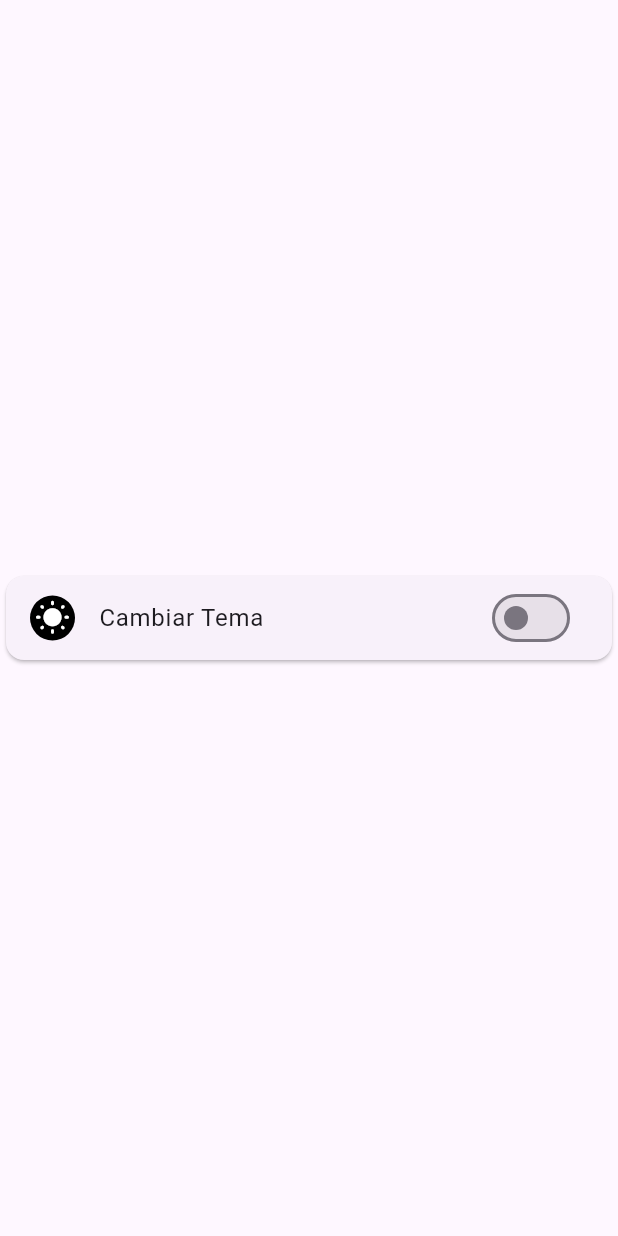
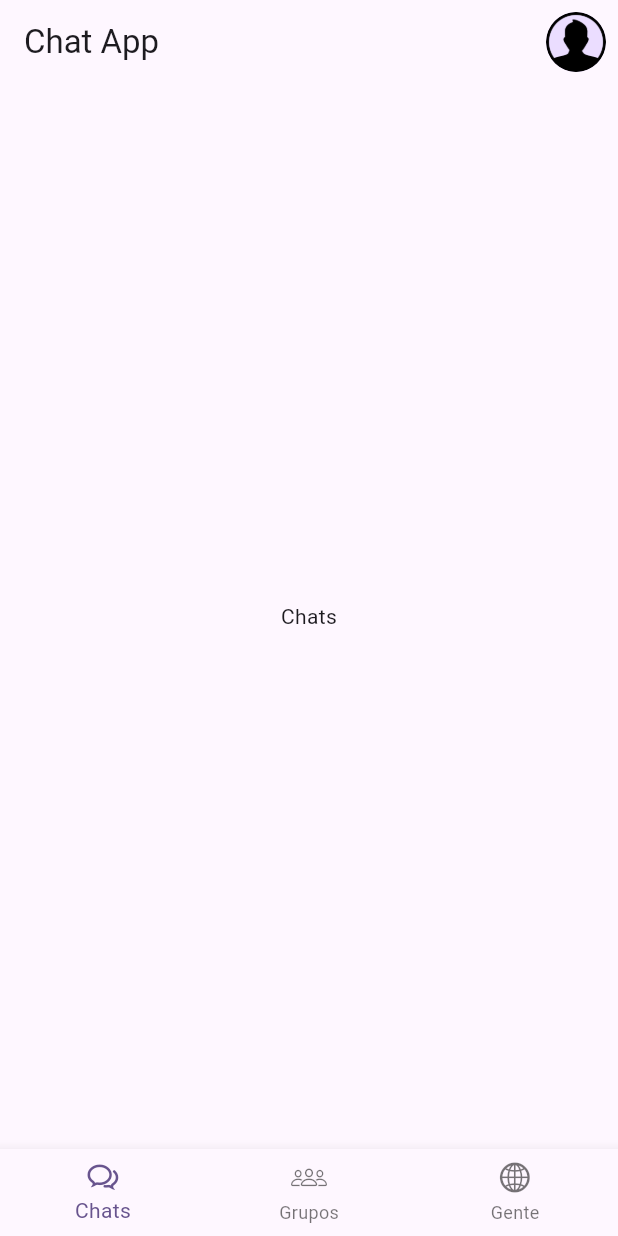
Before and after one commit to jlgalvez77/ChatApp-flutter, a Flutter app: the screen it shows after launch, on a phone screen of 412 x 824 dp. Run offline on Flutter 3.47's test engine with Material 3 defaults, Android fonts, the phone set to English and light mode, and no system bars; our stand-ins replace adaptive_theme.

Commit message:
Barra de navegacion

```diff
--- /dev/null
+++ b/lib/main_screen/chats_list_screen.dart
@@ -0,0 +1,19 @@
+import 'package:flutter/material.dart';
+
+class ChatsListsScreen extends StatefulWidget {
+  const ChatsListsScreen({super.key});
+
+  @override
+  State<ChatsListsScreen> createState() => _ChatsListsScreenState();
+}
+
+class _ChatsListsScreenState extends State<ChatsListsScreen> {
+  @override
+  Widget build(BuildContext context) {
+    return Scaffold(
+      body: Center(
+        child: Text('Chats'),
+      ),
+    );
+  }
+}
--- a/lib/main_screen/home_screen.dart
+++ b/lib/main_screen/home_screen.dart
@@ -1,5 +1,11 @@
 import 'package:adaptive_theme/adaptive_theme.dart';
+import 'package:flutter/cupertino.dart';
 import 'package:flutter/material.dart';
+import 'package:flutter/widgets.dart';
+import 'package:flutter_chat_app/main_screen/chats_list_screen.dart';
+import 'package:flutter_chat_app/main_screen/groups_screen.dart';
+import 'package:flutter_chat_app/main_screen/people_screen.dart';
+import 'package:flutter_chat_app/utilities/assets_manager.dart';
 
 class HomeScreen extends StatefulWidget {
   const HomeScreen({super.key});
@@ -9,59 +15,64 @@ class HomeScreen extends StatefulWidget {
 }
 
 class _HomeScreenState extends State<HomeScreen> {
-  bool isDarkMode = false;
+  final PageController pageController = PageController(initialPage: 0);
+  int currentIndex = 0;
 
-  void getThemeMode() async {
-    final savedThemeMode = await AdaptiveTheme.getThemeMode();
-    if (savedThemeMode == AdaptiveThemeMode.dark) {
-      setState(() {
-        isDarkMode = true;
-      });
-    } else {
-      setState(() {
-        isDarkMode = false;
-      });
-    }
-  }
-
-  @override
-  void initState() {
-    getThemeMode();
-    super.initState();
-  }
+  final List<Widget> pages = const [
+    ChatsListsScreen(),
+    GroupsScreen(),
+    PeopleScreens(),
+  ];
   @override
   Widget build(BuildContext context) {
     return Scaffold(
-      body: Center(
-        child: Card(
-          child: SwitchListTile(
-            title: const Text('Cambiar Tema'),
-            secondary: Container(
-              height: 30,
-              width: 30,
-              decoration: BoxDecoration(
-                shape: BoxShape.circle,
-                color: isDarkMode ? Colors.white : Colors.black,
-              ),
-              child: Icon(
-                isDarkMode ? Icons.nightlight_round : Icons.wb_sunny_rounded,
-                color: isDarkMode ? Colors.black : Colors.white,
-              )
+      appBar: AppBar(
+        title: const Text('Chat App'),
+        actions: const [
+          Padding(
+            padding: EdgeInsets.all(8.0),
+            child: CircleAvatar(
+              radius: 20,
+              backgroundImage: AssetImage(AssetsManager.userImage),
             ),
-            value: isDarkMode,
-            onChanged: (value) {
-              setState(() {
-                isDarkMode = value;
-              });
-              if (value) {
-                AdaptiveTheme.of(context).setDark();
-              } else {
-                AdaptiveTheme.of(context).setLight();
-              }
-            },
+          )
+        ],
+      ),
+      body: PageView(
+
+        controller: pageController,
+        onPageChanged: (index) {
+          setState(() {
+            currentIndex = index;
+          });
+        },
+        children: pages,
+      ),
+      bottomNavigationBar: BottomNavigationBar(
+        items: const [
+          BottomNavigationBarItem(
+            icon: Icon(CupertinoIcons.chat_bubble_2),
+            label: 'Chats',
           ),
-        ),
-      )
+          BottomNavigationBarItem(
+            icon: Icon(CupertinoIcons.group),
+            label: 'Grupos',
+          ),
+          BottomNavigationBarItem(
+            icon: Icon(CupertinoIcons.globe),
+            label: 'Gente'
+          )
+        ],
+        currentIndex: currentIndex,
+        onTap: (index) {
+          pageController.animateToPage(index,
+          duration: const Duration(milliseconds: 300),
+          curve: Curves.easeIn);
+          setState(() {
+            currentIndex = index;
+          });
+        },
+      ),
     );
   }
 }
--- /dev/null
+++ b/lib/utilities/assets_manager.dart
@@ -0,0 +1,5 @@
+class AssetsManager {
+  static const String _images = 'assets/images/';
+
+  static const String userImage = '${_images}user_icon.png';
+}
--- a/pubspec.yaml
+++ b/pubspec.yaml
@@ -60,8 +60,8 @@ flutter:
   uses-material-design: true
 
   # To add assets to your application, add an assets section, like this:
-  # assets:
-  #   - images/a_dot_burr.jpeg
+  assets:
+    - assets/images/
   #   - images/a_dot_ham.jpeg
 
   # An image asset can refer to one or more resolution-specific "variants", see
```
Also changed, not shown: lib/main_screen/groups_screen.dart (added, +19 -0 lines), lib/main_screen/people_screen.dart (added, +19 -0 lines), lib/main_screen/settings_screen.dart (added, +67 -0 lines), assets/images/user_icon.png (added).
